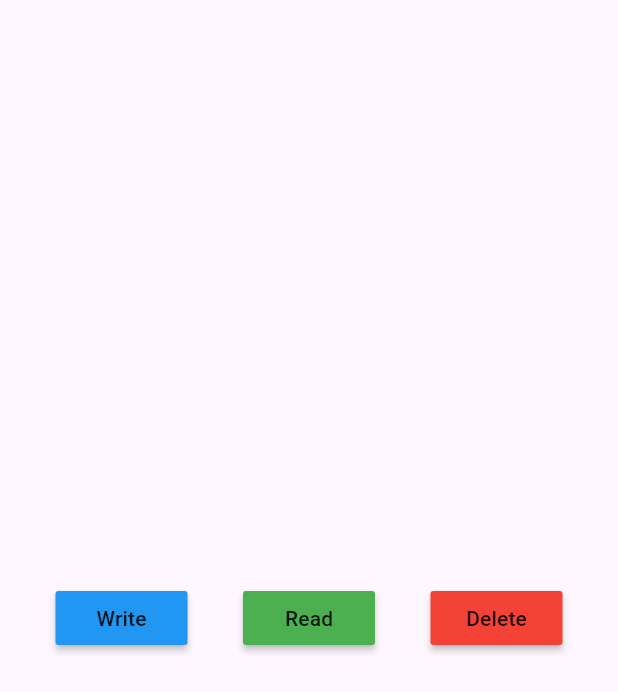
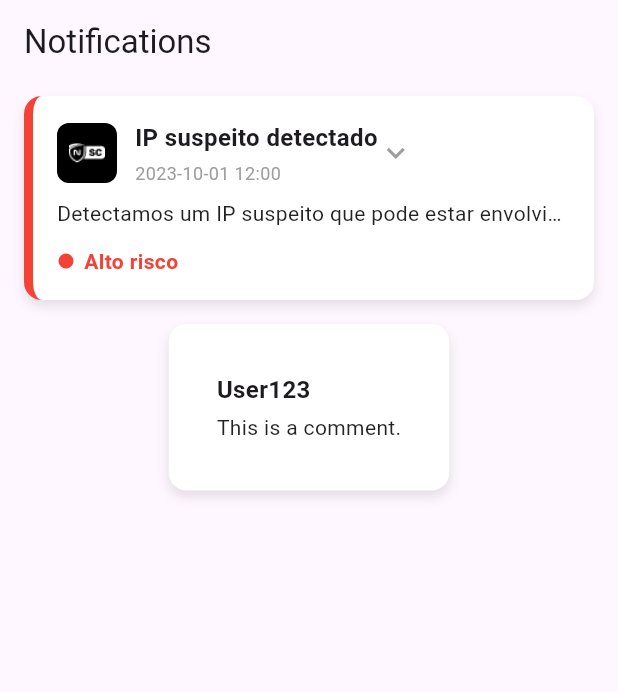
Before and after one commit to RCaslu/flutter_hive_application, a Flutter app: the screen it shows after launch, on a phone screen of 412 x 824 dp. Shown: the top 692 px of the screen. Run offline on Flutter 3.47's test engine with Material 3 defaults, Android fonts, the phone set to English and light mode, and no system bars; our stand-ins replace hive, hive_flutter; accounts and stored records are empty.

Commit message:
Add notification and comment card components with UI integration

```diff
--- a/lib/main.dart
+++ b/lib/main.dart
@@ -1,8 +1,8 @@
 import 'package:flutter/material.dart';
-import 'package:flutter_hive_application/views/home_page.dart';
+import 'package:flutter_hive_application/views/notification_page.dart';
 import 'package:hive_flutter/hive_flutter.dart';
 
-  void main() async {
+void main() async {
   // Initialize Hive
   await Hive.initFlutter();
 
@@ -23,7 +23,7 @@ class MyApp extends StatelessWidget {
       theme: ThemeData(
         colorScheme: ColorScheme.fromSeed(seedColor: Colors.deepPurple),
       ),
-      home: HomePage(),
+      home: NotificationPage(),
     );
   }
 }
--- /dev/null
+++ b/lib/views/comment_card.dart
@@ -0,0 +1,49 @@
+import 'package:flutter/material.dart';
+
+enum CardSize { small, medium, large }
+
+class CommentCard extends StatelessWidget {
+  final String userName;
+  final String comment;
+  final CardSize size;
+
+  const CommentCard({
+    super.key,
+    required this.userName,
+    required this.comment,
+    this.size = CardSize.medium,
+  });
+
+  @override
+  Widget build(BuildContext context) {
+    return Container(
+      padding: const EdgeInsets.all(32),
+      margin: const EdgeInsets.symmetric(vertical: 8, horizontal: 16),
+      decoration: BoxDecoration(
+        color: Colors.white,
+        borderRadius: BorderRadius.circular(12),
+        boxShadow: [
+          BoxShadow(
+            blurRadius: 6,
+            color: Colors.black.withOpacity(0.1),
+            offset: const Offset(0, 4),
+          ),
+        ],
+      ),
+      child: Column(
+        crossAxisAlignment: CrossAxisAlignment.start,
+        children: [
+          Text(
+            userName,
+            style: const TextStyle(fontWeight: FontWeight.bold, fontSize: 16),
+          ),
+          const SizedBox(height: 4),
+          Text(
+            comment,
+            style: const TextStyle(fontSize: 14, color: Colors.black87),
+          ),
+        ],
+      ),
+    );
+  }
+}
--- /dev/null
+++ b/lib/views/notification_card.dart
@@ -0,0 +1,157 @@
+import 'package:flutter/material.dart';
+
+class NotificationCard extends StatefulWidget {
+  final String risk;
+  final String title;
+  final String message;
+  final String icon;
+  final String timestamp;
+
+  const NotificationCard({
+    super.key,
+    required this.risk,
+    required this.title,
+    required this.message,
+    required this.icon,
+    required this.timestamp,
+  });
+
+  @override
+  State<NotificationCard> createState() => _NotificationCardState();
+}
+
+class _NotificationCardState extends State<NotificationCard> {
+  bool isExpanded = false;
+
+  Color getRiskColor() {
+    switch (widget.risk.toLowerCase()) {
+      case "alto risco":
+        return Colors.red;
+      case "médio risco":
+        return Colors.orange;
+      case "baixo risco":
+        return Colors.green;
+      default:
+        return Colors.grey;
+    }
+  }
+
+  @override
+  Widget build(BuildContext context) {
+    return AnimatedContainer(
+      duration: const Duration(milliseconds: 300),
+      curve: Curves.easeInOut,
+      margin: const EdgeInsets.symmetric(vertical: 8, horizontal: 16),
+      padding: const EdgeInsets.all(16),
+      decoration: BoxDecoration(
+        color: Colors.white,
+        borderRadius: BorderRadius.circular(12),
+        boxShadow: [
+          BoxShadow(
+            blurRadius: 6,
+            color: Colors.black.withOpacity(0.1),
+            offset: const Offset(0, 4),
+          ),
+        ],
+        // aqui entra a borda colorida da lateral
+        border: Border(left: BorderSide(color: getRiskColor(), width: 6)),
+      ),
+      child: InkWell(
+        borderRadius: BorderRadius.circular(12),
+        onTap: () {
+          setState(() {
+            isExpanded = !isExpanded;
+          });
+        },
+        child: Column(
+          crossAxisAlignment: CrossAxisAlignment.start,
+          children: [
+            // Cabeçalho
+            Row(
+              children: [
+                DecoratedBox(
+                  decoration: BoxDecoration(
+                    color: Colors.black,
+                    borderRadius: BorderRadius.circular(8),
+                  ),
+                  child: Padding(
+                    padding: const EdgeInsets.all(8),
+                    child: Image.asset(
+                      widget.icon,
+                      height: 24,
+                      width: 24,
+                      fit: BoxFit.contain,
+                    ),
+                  ),
+                ),
+                const SizedBox(width: 12),
+                Column(
+                  crossAxisAlignment: CrossAxisAlignment.start,
+                  children: [
+                    Text(
+                      widget.title,
+                      style: const TextStyle(
+                        fontSize: 16,
+                        fontWeight: FontWeight.bold,
+                      ),
+                    ),
+                    const SizedBox(height: 4),
+                    Text(
+                      widget.timestamp.isNotEmpty
+                          ? widget.timestamp
+                          : 'Agora mesmo',
+                      style: const TextStyle(fontSize: 12, color: Colors.grey),
+                    ),
+                  ],
+                ),
+                Icon(
+                  isExpanded
+                      ? Icons.keyboard_arrow_up
+                      : Icons.keyboard_arrow_down,
+                  color: Colors.grey,
+                ),
+              ],
+            ),
+
+            const SizedBox(height: 8),
+
+            // Conteúdo (preview ou completo)
+            AnimatedCrossFade(
+              firstChild: Text(
+                widget.message,
+                maxLines: 1,
+                overflow: TextOverflow.ellipsis,
+                style: const TextStyle(fontSize: 14, color: Colors.black87),
+              ),
+              secondChild: Text(
+                widget.message,
+                style: const TextStyle(fontSize: 14, color: Colors.black87),
+              ),
+              crossFadeState: isExpanded
+                  ? CrossFadeState.showSecond
+                  : CrossFadeState.showFirst,
+              duration: const Duration(milliseconds: 300),
+            ),
+
+            const SizedBox(height: 12),
+
+            // Rodapé com risco
+            Row(
+              children: [
+                Icon(Icons.circle, color: getRiskColor(), size: 12),
+                const SizedBox(width: 6),
+                Text(
+                  widget.risk,
+                  style: TextStyle(
+                    color: getRiskColor(),
+                    fontWeight: FontWeight.bold,
+                  ),
+                ),
+              ],
+            ),
+          ],
+        ),
+      ),
+    );
+  }
+}
--- /dev/null
+++ b/lib/views/notification_page.dart
@@ -0,0 +1,31 @@
+import 'package:flutter/material.dart';
+import 'package:flutter_hive_application/views/comment_card.dart';
+import 'package:flutter_hive_application/views/notification_card.dart';
+
+class NotificationPage extends StatelessWidget {
+  const NotificationPage({super.key});
+
+  @override
+  Widget build(BuildContext context) {
+    return Scaffold(
+      appBar: AppBar(title: const Text('Notifications')),
+      body: Column(
+        children: [
+          NotificationCard(
+            risk: "Alto risco",
+            title: "IP suspeito detectado",
+            message:
+                "Detectamos um IP suspeito que pode estar envolvido em atividades maliciosas. Para proteger a integridade do sistema, tomamos medidas preventivas imediatas.",
+            icon: "assets/icons/icon.png",
+            timestamp: "2023-10-01 12:00",
+          ),
+          CommentCard(
+            userName: "User123",
+            comment: "This is a comment.",
+            size: CardSize.large,
+          ),
+        ],
+      ),
+    );
+  }
+}
--- a/pubspec.yaml
+++ b/pubspec.yaml
@@ -61,8 +61,8 @@ flutter:
   uses-material-design: true
 
   # To add assets to your application, add an assets section, like this:
-  # assets:
-  #   - images/a_dot_burr.jpeg
+  assets:
+    - assets/icons/
   #   - images/a_dot_ham.jpeg
 
   # An image asset can refer to one or more resolution-specific "variants", see
```
Also changed, not shown: assets/icons/icon.png (added), assets/icons/icon.svg (added).
